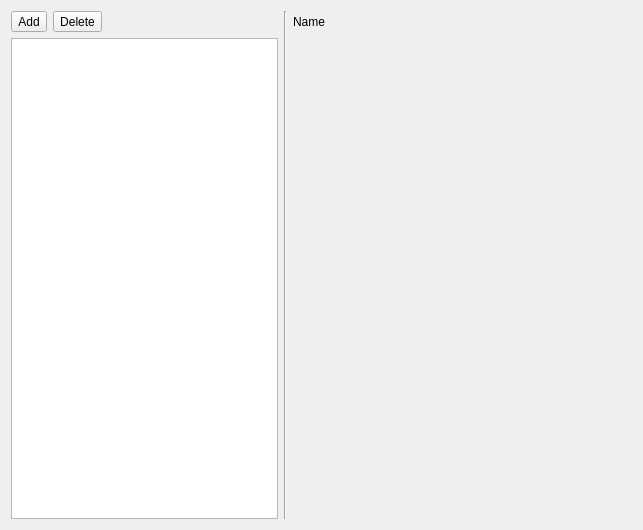
First picture: the form in shell/launchconfigurationdialog.ui, repository KDE/kdevelop, before the edit.
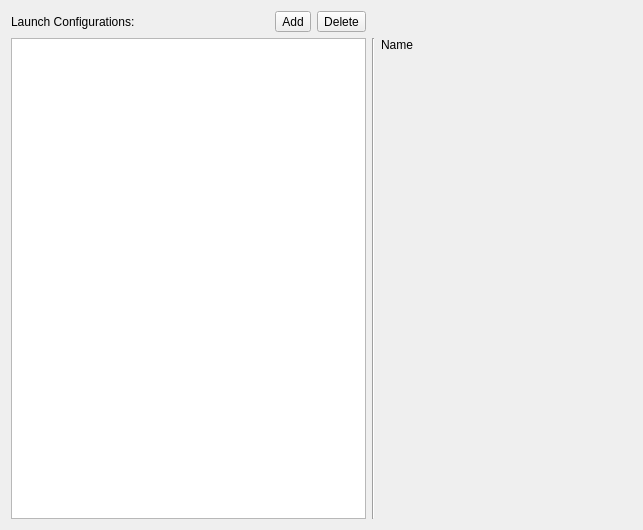
Second picture: the form after the edit.

Commit message:
Trying to make clear how to use this dialog.
Re-Arrange elements a bit and add a short title to the treeview.
Hopefully this makes it more obvious what the +/- buttons are used for
and how the right-part relates to the left part.

```diff
--- a/shell/launchconfigurationdialog.ui
+++ b/shell/launchconfigurationdialog.ui
@@ -12,40 +12,40 @@
   </property>
   <layout class="QGridLayout" name="gridLayout">
    <item row="0" column="0">
-    <widget class="QToolButton" name="addConfig">
+    <widget class="QLabel" name="label">
      <property name="text">
-      <string>Add</string>
+      <string>Launch Configurations:</string>
      </property>
     </widget>
    </item>
    <item row="0" column="1">
-    <widget class="QToolButton" name="deleteConfig">
-     <property name="text">
-      <string>Delete</string>
-     </property>
-    </widget>
-   </item>
-   <item row="0" column="2">
     <spacer name="horizontalSpacer">
      <property name="orientation">
       <enum>Qt::Horizontal</enum>
      </property>
      <property name="sizeHint" stdset="0">
       <size>
-       <width>260</width>
+       <width>10</width>
        <height>21</height>
       </size>
      </property>
     </spacer>
    </item>
-   <item row="0" column="3" rowspan="2">
-    <widget class="Line" name="line">
-     <property name="orientation">
-      <enum>Qt::Vertical</enum>
+   <item row="0" column="2">
+    <widget class="QToolButton" name="addConfig">
+     <property name="text">
+      <string>Add</string>
      </property>
     </widget>
    </item>
-   <item row="1" column="0" colspan="3">
+   <item row="0" column="3">
+    <widget class="QToolButton" name="deleteConfig">
+     <property name="text">
+      <string>Delete</string>
+     </property>
+    </widget>
+   </item>
+   <item row="1" column="0" rowspan="2" colspan="4">
     <widget class="QTreeView" name="tree">
      <property name="sizePolicy">
       <sizepolicy hsizetype="Expanding" vsizetype="Expanding">
@@ -55,7 +55,24 @@
      </property>
     </widget>
    </item>
-   <item row="1" column="4">
+   <item row="1" column="4" rowspan="2">
+    <widget class="Line" name="line">
+     <property name="orientation">
+      <enum>Qt::Vertical</enum>
+     </property>
+    </widget>
+   </item>
+   <item row="1" column="5">
+    <widget class="QLabel" name="configName">
+     <property name="lineWidth">
+      <number>1</number>
+     </property>
+     <property name="text">
+      <string>Name</string>
+     </property>
+    </widget>
+   </item>
+   <item row="2" column="5">
     <widget class="QStackedWidget" name="stack">
      <property name="sizePolicy">
       <sizepolicy hsizetype="Expanding" vsizetype="Expanding">
@@ -70,16 +87,6 @@
      <widget class="QWidget" name="page_2"/>
     </widget>
    </item>
-   <item row="0" column="4">
-    <widget class="QLabel" name="configName">
-     <property name="lineWidth">
-      <number>1</number>
-     </property>
-     <property name="text">
-      <string>Name</string>
-     </property>
-    </widget>
-   </item>
   </layout>
  </widget>
  <resources/>
```
